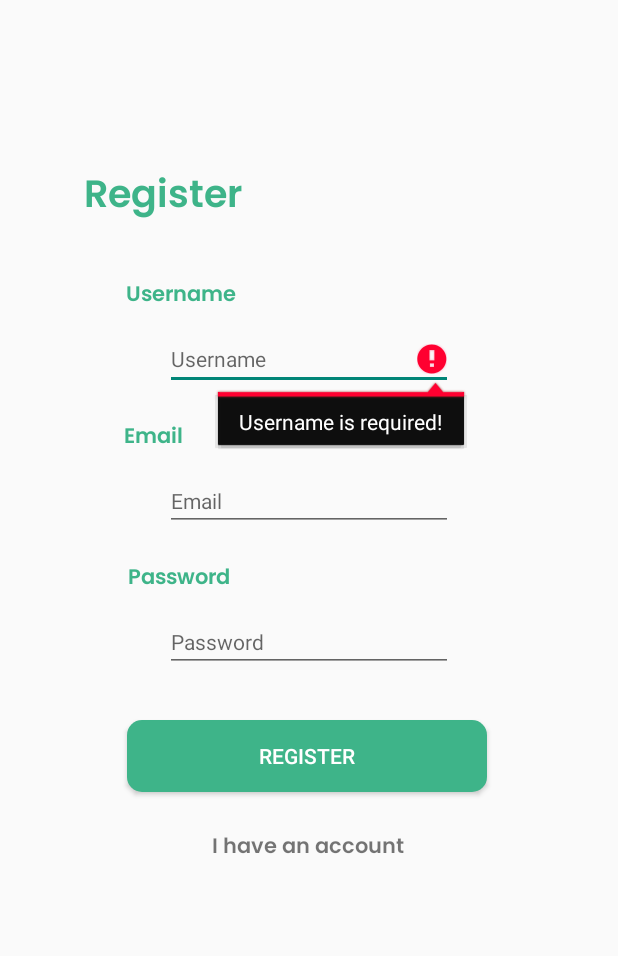
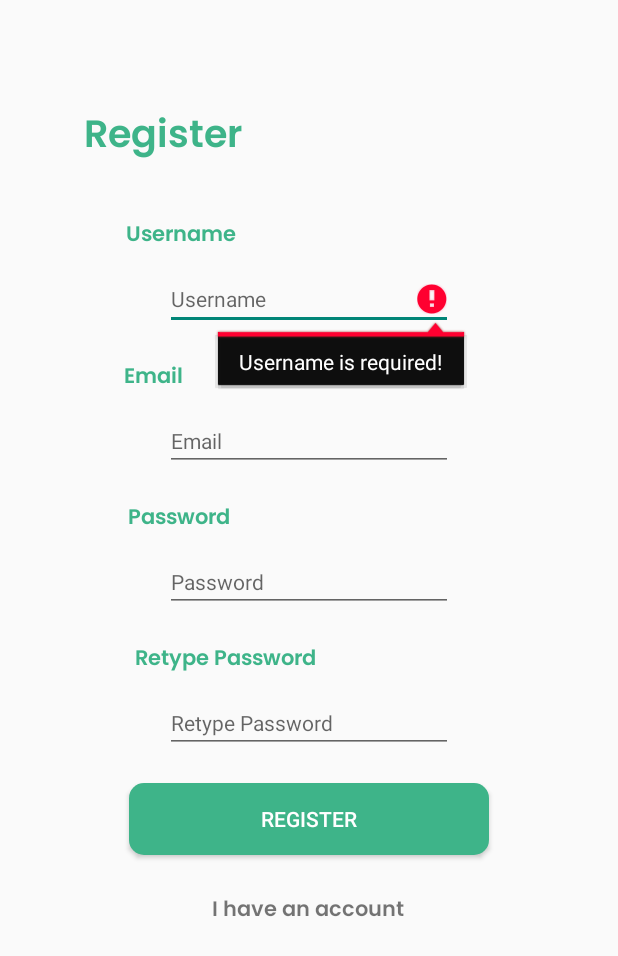
Before and after one commit to cheekeong1002/FYP, an Android app: the RegisterActivity screen opened directly, with no data from a screen before it, after a tap on "REGISTER", on a phone screen of 412 x 824 dp. Shown: the top 956 px of the screen. Run offline under Robolectric (Android 15) with nearby library versions, the phone set to English and light mode, and no system bars; our stand-ins replace Firebase (no records; nobody signed in at launch, a user with empty details on screens opened directly).

Commit message:
Added retype password for register and modify profile activity

```diff
--- a/app/src/main/java/com/example/fypmock/RegisterActivity.java
+++ b/app/src/main/java/com/example/fypmock/RegisterActivity.java
@@ -25,7 +25,7 @@ import java.util.ArrayList;
 public class RegisterActivity extends AppCompatActivity implements View.OnClickListener{
 
     private FirebaseAuth mAuth;
-    private EditText met_username, met_email, met_password;
+    private EditText met_username, met_email, met_password, met_rePassword;
     private TextView mtv_toLogin;
     private Button register_btn;
     private ProgressBar mProgressBar;
@@ -46,6 +46,7 @@ public class RegisterActivity extends AppCompatActivity implements View.OnClickL
         met_username = findViewById(R.id.et_username);
         met_email = findViewById(R.id.et_email);
         met_password = findViewById(R.id.et_password);
+        met_rePassword = findViewById(R.id.et_rePassword);
         mProgressBar = findViewById(R.id.progressBar);
         mProgressBar.setVisibility(View.GONE);
     }
@@ -67,6 +68,7 @@ public class RegisterActivity extends AppCompatActivity implements View.OnClickL
         String username = met_username.getText().toString().trim();
         String email = met_email.getText().toString().trim();
         String password = met_password.getText().toString().trim();
+        String rePassword = met_rePassword.getText().toString().trim();
 
         if(username.isEmpty()){
             met_username.setError("Username is required!");
@@ -86,6 +88,12 @@ public class RegisterActivity extends AppCompatActivity implements View.OnClickL
             return;
         }
 
+        if(rePassword.isEmpty()){
+            met_rePassword.setError("Retype password is required!");
+            met_rePassword.requestFocus();
+            return;
+        }
+
         if(username.length() > 10){
             met_username.setError("Username not be more than 10 characters!");
             met_username.requestFocus();
@@ -101,6 +109,18 @@ public class RegisterActivity extends AppCompatActivity implements View.OnClickL
         if (password.length() < 6){
             met_password.setError("Password should not be less than 6!");
             met_password.requestFocus();
+            return;
+        }
+
+        if (rePassword.length() < 6){
+            met_rePassword.setError("Retype password should not be less than 6!");
+            met_rePassword.requestFocus();
+            return;
+        }
+
+        if (!password.equals(rePassword)){
+            met_rePassword.setError("Passwords do not match!");
+            met_rePassword.requestFocus();
             return;
         }
 
--- a/app/src/main/res/layout/activity_register.xml
+++ b/app/src/main/res/layout/activity_register.xml
@@ -10,15 +10,14 @@
         android:id="@+id/btn_register"
         android:layout_width="wrap_content"
         android:layout_height="wrap_content"
-        android:layout_marginTop="32dp"
         android:width="108pt"
         android:background="@drawable/default_button_bg"
         android:text="@string/register"
         android:textColor="@color/white"
+        android:layout_marginTop="20dp"
         app:layout_constraintEnd_toEndOf="parent"
-        app:layout_constraintHorizontal_bias="0.493"
         app:layout_constraintStart_toStartOf="parent"
-        app:layout_constraintTop_toBottomOf="@+id/et_password" />
+        app:layout_constraintTop_toBottomOf="@+id/et_rePassword" />
 
     <EditText
         android:id="@+id/et_username"
@@ -59,11 +58,24 @@
         app:layout_constraintStart_toStartOf="parent"
         app:layout_constraintTop_toBottomOf="@+id/tv_password" />
 
+    <EditText
+        android:id="@+id/et_rePassword"
+        android:layout_width="wrap_content"
+        android:layout_height="wrap_content"
+        android:layout_marginTop="10dp"
+        android:ems="12"
+        android:hint="@string/retype_password"
+        android:inputType="textPassword"
+        android:textSize="14sp"
+        app:layout_constraintEnd_toEndOf="parent"
+        app:layout_constraintStart_toStartOf="parent"
+        app:layout_constraintTop_toBottomOf="@+id/tv_rePassword" />
+
     <TextView
         android:id="@+id/registerTitle"
         android:layout_width="wrap_content"
         android:layout_height="wrap_content"
-        android:layout_marginTop="110dp"
+        android:layout_marginTop="70dp"
         android:fontFamily="@font/poppins_semibold"
         android:text="@string/register"
         android:textColor="@color/mint"
@@ -116,6 +128,20 @@
         app:layout_constraintTop_toBottomOf="@+id/et_email" />
 
     <TextView
+        android:id="@+id/tv_rePassword"
+        android:layout_width="wrap_content"
+        android:layout_height="wrap_content"
+        android:layout_marginTop="20dp"
+        android:fontFamily="@font/poppins_semibold"
+        android:text="@string/retype_password"
+        android:textColor="@color/mint"
+        android:textSize="14sp"
+        app:layout_constraintEnd_toEndOf="parent"
+        app:layout_constraintHorizontal_bias="0.308"
+        app:layout_constraintStart_toStartOf="parent"
+        app:layout_constraintTop_toBottomOf="@+id/et_password" />
+
+    <TextView
         android:id="@+id/tv_toLogin"
         android:layout_width="wrap_content"
         android:layout_height="wrap_content"
--- a/app/src/main/res/values/strings.xml
+++ b/app/src/main/res/values/strings.xml
@@ -44,4 +44,5 @@
     <string name="end_preview">End Preview</string>
     <string name="fav_analysis">Favourite Analysis</string>
     <string name="total_poi_to_display">"Total POIs to display: "</string>
+    <string name="retype_password">Retype Password</string>
 </resources>
```
Also changed, not shown: app/src/main/java/com/example/fypmock/ModifyProfileActivity.java (+35 -2 lines), app/src/main/res/layout/activity_modify_profile.xml (+37 -0 lines).
